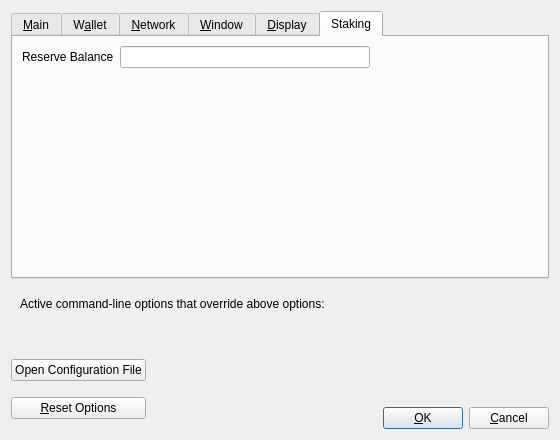
Qt form src/qt/forms/optionsdialog.ui (Bitcoin-Confidential/BitcoinC-Core) before a commit.
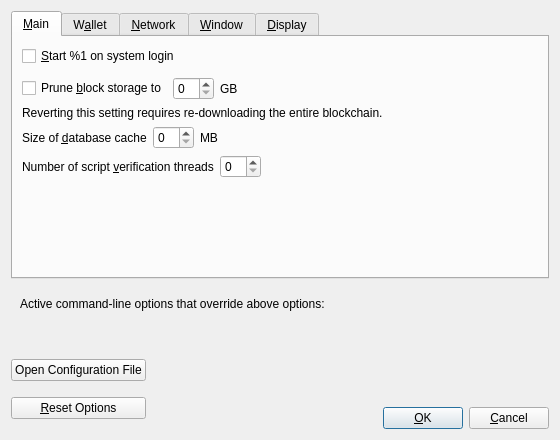
The same form after that commit. The open tabs and pages were chosen to show the change. Custom widgets are drawn as their Qt base class.

Commit message: qt: Removed reserve balance from options dialog

What changed in the file:
```diff
--- a/src/qt/forms/optionsdialog.ui
+++ b/src/qt/forms/optionsdialog.ui
@@ -714,34 +714,6 @@
        </item>
       </layout>
      </widget>
-     <widget class="QWidget" name="tab">
-      <attribute name="title">
-       <string>Staking</string>
-      </attribute>
-      <layout class="QGridLayout" name="gridLayout">
-       <item row="0" column="0">
-        <layout class="QFormLayout" name="formLayout">
-         <item row="0" column="0">
-          <widget class="QLabel" name="reserveBalanceLabel">
-           <property name="text">
-            <string>Reserve Balance</string>
-           </property>
-          </widget>
-         </item>
-         <item row="0" column="1">
-          <widget class="BitcoinAmountField" name="reserveBalanceAmount">
-           <property name="maximumSize">
-            <size>
-             <width>250</width>
-             <height>16777215</height>
-            </size>
-           </property>
-          </widget>
-         </item>
-        </layout>
-       </item>
-      </layout>
-     </widget>
     </widget>
    </item>
    <item>
@@ -932,12 +904,6 @@
    <extends>QComboBox</extends>
    <header>qt/qvaluecombobox.h</header>
   </customwidget>
-  <customwidget>
-   <class>BitcoinAmountField</class>
-   <extends>QLineEdit</extends>
-   <header>qt/bitcoinamountfield.h</header>
-   <container>1</container>
-  </customwidget>
  </customwidgets>
  <resources/>
  <connections/>
```
The commit also changes 1 other file.
